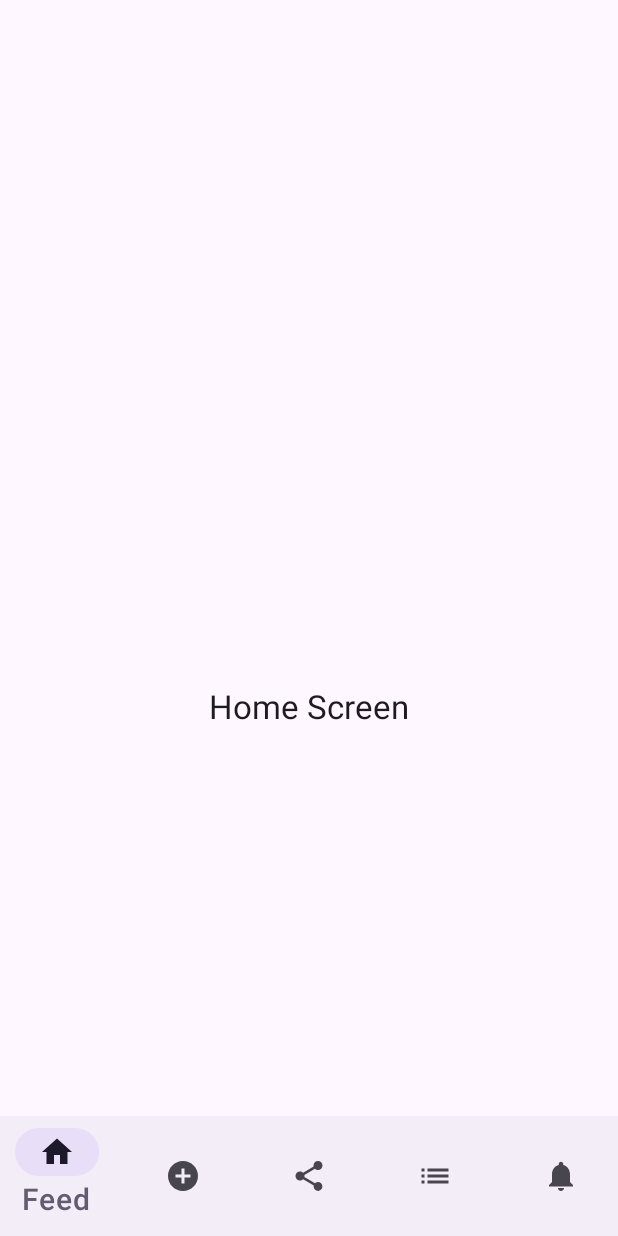
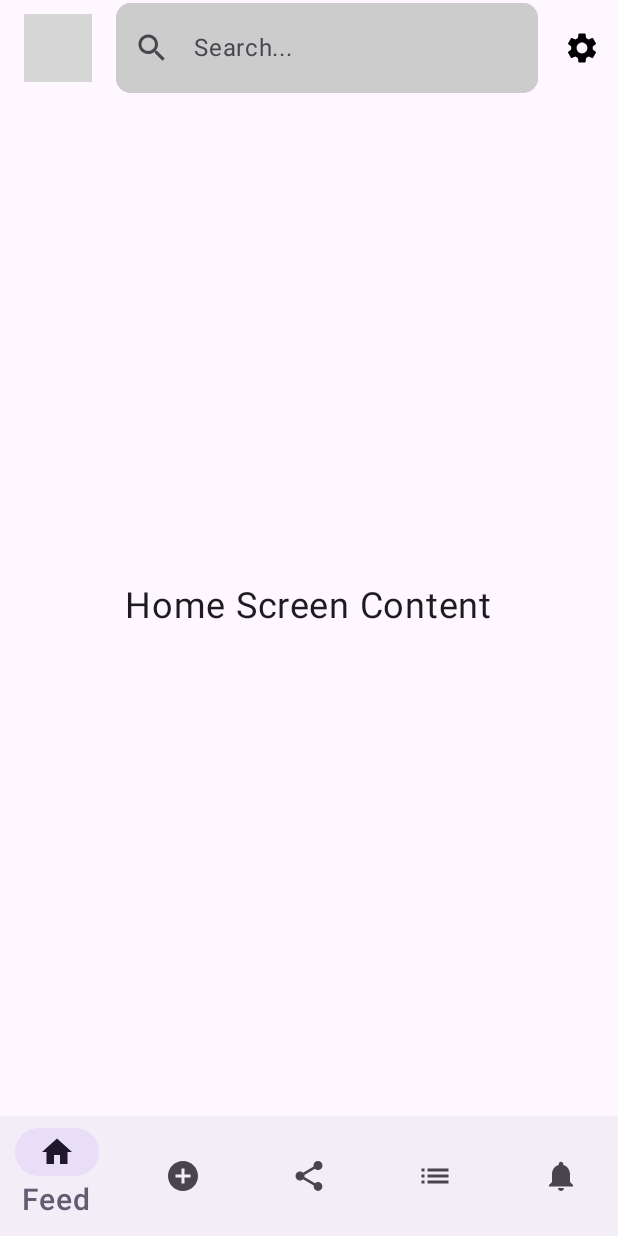
Before and after one commit to TomusD/LinkedIn-Clone-App, an Android app built with Jetpack Compose: the HomeScreen screen opened through its navigation route, on a phone screen of 412 x 824 dp. Run offline under Robolectric (Android 15) with nearby library versions, the light colour scheme and no system bars; pictures from the network do not load; grey boxes are pictures that could not be loaded.

Commit message:
Add top bar in HomeScreen.kt

```diff
--- a/frontend/app/src/main/java/com/example/front/screens/basic_screens/HomeScreen.kt
+++ b/frontend/app/src/main/java/com/example/front/screens/basic_screens/HomeScreen.kt
@@ -1,52 +1,168 @@
 package com.example.front.screens.basic_screens
 
+import androidx.compose.foundation.Image
+import androidx.compose.foundation.background
+import androidx.compose.foundation.clickable
 import androidx.compose.foundation.layout.*
+import androidx.compose.foundation.shape.CircleShape
+import androidx.compose.foundation.shape.RoundedCornerShape
+import androidx.compose.material.icons.Icons
+import androidx.compose.material.icons.filled.Search
+import androidx.compose.material.icons.filled.Settings
+import androidx.compose.material3.DrawerValue
+import androidx.compose.material3.ExperimentalMaterial3Api
+import androidx.compose.material3.Icon
+import androidx.compose.material3.IconButton
 import androidx.compose.material3.MaterialTheme
+import androidx.compose.material3.ModalNavigationDrawer
+import androidx.compose.material3.Scaffold
 import androidx.compose.material3.Surface
 import androidx.compose.material3.Text
+import androidx.compose.material3.TextField
+import androidx.compose.material3.TextFieldDefaults
+import androidx.compose.material3.TopAppBar
+import androidx.compose.material3.TopAppBarDefaults
+import androidx.compose.material3.rememberDrawerState
 import androidx.compose.runtime.Composable
+import androidx.compose.runtime.getValue
+import androidx.compose.runtime.mutableStateOf
+import androidx.compose.runtime.remember
+import androidx.compose.runtime.rememberCoroutineScope
+import androidx.compose.runtime.setValue
 import androidx.compose.ui.Alignment
 import androidx.compose.ui.Modifier
 import androidx.compose.ui.draw.clip
+import androidx.compose.ui.graphics.Color
+import androidx.compose.ui.graphics.ColorFilter
+import androidx.compose.ui.layout.ContentScale
+import androidx.compose.ui.platform.LocalContext
+import androidx.compose.ui.res.painterResource
+import androidx.compose.ui.res.stringResource
+import androidx.compose.ui.tooling.preview.Preview
 import androidx.compose.ui.unit.dp
+import androidx.compose.ui.unit.em
+import androidx.compose.ui.unit.sp
+import androidx.compose.ui.zIndex
 import androidx.navigation.NavController
+import coil.compose.AsyncImage
+import coil.compose.rememberImagePainter
+import coil.request.ImageRequest
+import com.example.front.R
 import com.example.front.ui.theme.FrontEndTheme
+import kotlinx.coroutines.launch
+
+@OptIn(ExperimentalMaterial3Api::class)
+@Composable
+fun HomeScreen(navController: NavController) {
+    val drawerState = rememberDrawerState(DrawerValue.Closed)
+    val scope = rememberCoroutineScope()
+
+    FrontEndTheme {
+        ModalNavigationDrawer(
+            drawerState = drawerState,
+            drawerContent = {
+                DrawerContent()
+            },
+            content = {
+                Scaffold(
+                    topBar = {
+                        TopAppBar(
+                            title = {
+                                Row(
+                                    verticalAlignment = Alignment.CenterVertically,
+                                    horizontalArrangement = Arrangement.Center,
+                                    modifier = Modifier.fillMaxWidth()
+                                ) {
+                                    Row(
+                                        verticalAlignment = Alignment.CenterVertically,
+                                        modifier = Modifier.weight(1f)
+                                    ) {
+                                        AsyncImage(
+                                            model = "https://creazilla-store.fra1.digitaloceanspaces.com/cliparts/7772861/business-man-laptop-computer-clipart-md.png",
+                                            contentDescription = "image",
+                                            modifier = Modifier
+                                                .size(45.dp)
+                                                .clip(RoundedCornerShape(5.dp))
+                                                .background(Color.LightGray)
+                                                .clickable {
+                                                    scope.launch {
+                                                        drawerState.open()
+                                                    }
+                                                },
+                                        )
+
+                                        var search_text by remember { mutableStateOf("") }
+                                        Spacer(modifier = Modifier.width(16.dp))
+                                        TextField(
+                                            value = search_text,
+                                            onValueChange = {newText -> search_text = newText},
+                                            placeholder = {
+                                                Text(text = "Search...", Modifier.fillMaxWidth().size(20.dp)) },
+                                            leadingIcon = {
+                                                Icon(Icons.Default.Search, contentDescription = "Search")
+                                            },
+                                            modifier = Modifier
+                                                .fillMaxWidth()
+                                                .clip(RoundedCornerShape(10.dp))
+                                                .background(Color.LightGray)
+                                                .padding(horizontal = 0.dp),
+                                            colors = TextFieldDefaults.textFieldColors(
+                                                containerColor = Color.LightGray,
+                                                focusedIndicatorColor = Color.Transparent,
+                                                unfocusedIndicatorColor = Color.Transparent,
+
+                                            )
+                                        )
+                                    }
+                                    Spacer(modifier = Modifier.width(5.dp))
+
+                                    IconButton(
+                                        onClick = {
+                                            // Handle settings click
+                                        }
+                                    ) {
+                                        Icon(
+                                            Icons.Default.Settings,
+                                            contentDescription = "Settings"
+                                        )
+                                    }
+                                }
+                            },
+                            colors = TopAppBarDefaults.smallTopAppBarColors(
+                                containerColor = Color.Transparent,
+                                titleContentColor = Color.Black,
+                                actionIconContentColor = Color.Black
+                            )
+                        )
+                    },
+                    content = { paddingValues ->
+                        // Your main content here
+                        Box(
+
+                            modifier = Modifier
+                                .fillMaxSize()
+                                .padding(paddingValues)
+                        ) {
+                            Text("Home Screen Content", fontSize = 24.sp, modifier = Modifier.align(Alignment.Center))
+                        }
+                    }
+                )
+            }
+        )
+    }
+}
 
 @Composable
-fun HomeScreen(navController: NavController) {
-    FrontEndTheme {
-        Surface(
-            modifier = Modifier.fillMaxSize(),
-            color = MaterialTheme.colorScheme.background
-        ) {
-            Column(
-                modifier = Modifier
-                    .fillMaxSize()
-                    .padding(15.dp),
-                horizontalAlignment = Alignment.CenterHorizontally,
-                verticalArrangement = Arrangement.Center
-            ) {
-                Box(
-                    modifier = Modifier
-                        .fillMaxWidth()
-                        .height(200.dp)
-                        .padding(horizontal = 15.dp, vertical = 10.dp)
-                        .clip(MaterialTheme.shapes.large)
-                )
-//                {
-//                    Image(
-//                        painter = painterResource(R.drawable.images),
-//                        contentDescription = "home_screen_bg",
-//                        contentScale = ContentScale.Crop,
-//                        modifier = Modifier.fillMaxSize()
-//                    )
-//                }
-                Text(
-                    "Home Screen",
-                    style = MaterialTheme.typography.titleLarge,
-                    modifier = Modifier.padding(vertical = 20.dp)
-                )
-            }
-        }
+fun DrawerContent() {
+    Column(
+        modifier = Modifier
+            .fillMaxSize()
+            .background(Color.White)
+            .padding(16.dp)
+    ) {
+        Text("Drawer Item 1", fontSize = 18.sp)
+        Spacer(modifier = Modifier.height(8.dp))
+        Text("Drawer Item 2", fontSize = 18.sp)
+        // Add more drawer items as needed
     }
 }
```
